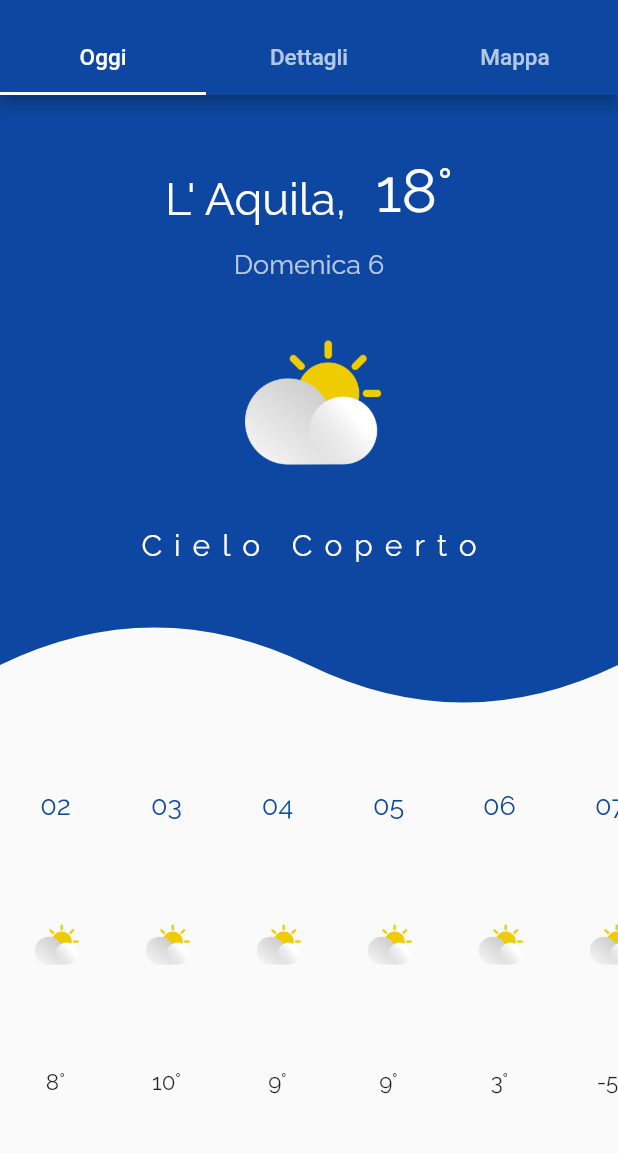
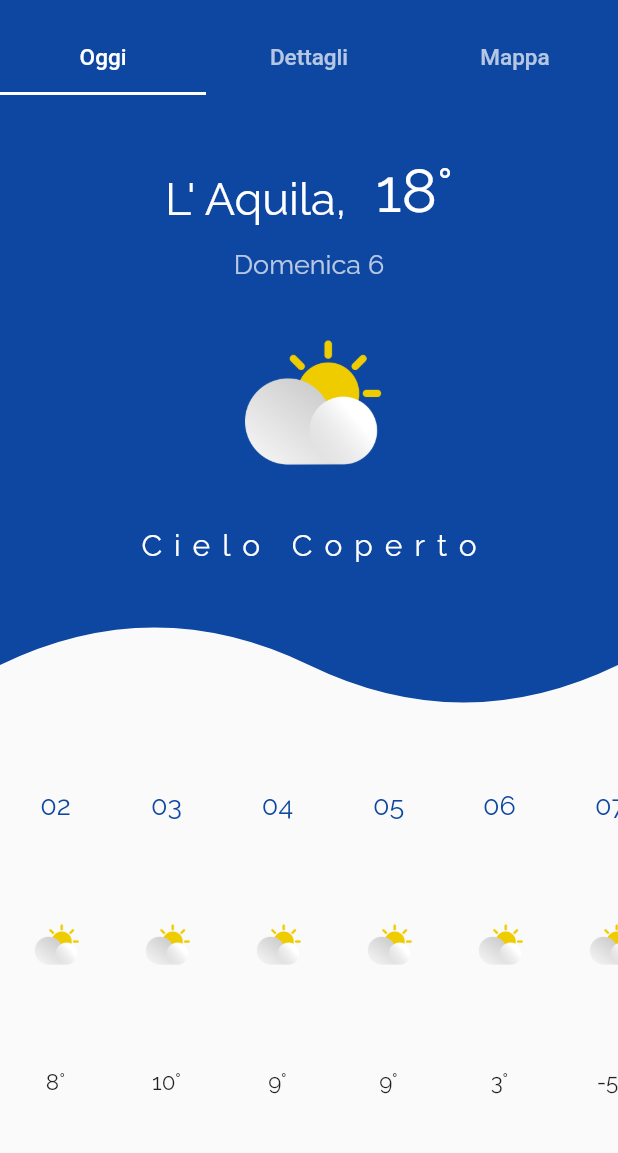
Before and after one commit to enrimon15/my_weather, a Flutter app: the screen it shows after launch, on a phone screen of 412 x 824 dp, the part 61-1214 px from its top. Run offline on Flutter 3.47's test engine with Material 2 defaults, Android fonts, the phone set to English and light mode, and no system bars; our stand-ins replace google_fonts.

Commit message:
shadow appbar; import provider

```diff
--- a/lib/pages/outline/custom_appbar.dart
+++ b/lib/pages/outline/custom_appbar.dart
@@ -8,9 +8,11 @@ class CustomAppBar {
   final bool isTabBar;
   final String title;
   final BuildContext context;
+  bool shadow = true;
 
   CustomAppBar({
     this.tabItem,
+    this.shadow,
     @required this.isTabBar,
     @required this.title,
     @required this.context
@@ -20,6 +22,7 @@ class CustomAppBar {
     if (this.isTabBar) {
        return AppBar(
         title: Text(this.title),
+        elevation: shadow ? 6.0 : 0.0,
         actions: <Widget>[
           IconButton(
             icon: Icon(
@@ -32,6 +35,9 @@ class CustomAppBar {
         bottom: TabBar(
           labelStyle: TextStyle(fontSize: 15),
           indicatorColor: Colors.white,
+          /*indicator: UnderlineTabIndicator( for width of tab indicator
+              insets: EdgeInsets.symmetric(horizontal:30.0)
+          ),*/
           tabs: this.tabItem.map((TabItem choice) {
             return Tab(
               text: choice.title,
--- a/lib/pages/outline/tabs/tabs_screen.dart
+++ b/lib/pages/outline/tabs/tabs_screen.dart
@@ -27,6 +27,7 @@ class _TabScreenState extends State<TabScreen> {
         child: Scaffold(
           appBar: CustomAppBar(
             tabItem: this._choices,
+            shadow: false,
             title: 'My Weather',
             isTabBar: true,
             context: context
--- a/pubspec.yaml
+++ b/pubspec.yaml
@@ -20,6 +20,7 @@ dependencies:
   flutter:
     sdk: flutter
   google_fonts: ^0.3.10
+  provider: ^4.0.4
 
   # The following adds the Cupertino Icons font to your application.
   # Use with the CupertinoIcons class for iOS style icons.
@@ -43,8 +44,8 @@ flutter:
 
   # To add assets to your application, add an assets section, like this:
   assets:
-    - assets/img/logo.png
-    - assets/img/icons/cielocoperto.png
+    - assets/img/
+    - assets/img/icons/
   #  - google_fonts/
   #  - images/a_dot_burr.jpeg
   #  - images/a_dot_ham.jpeg
```
Also changed, not shown: pubspec.lock.
